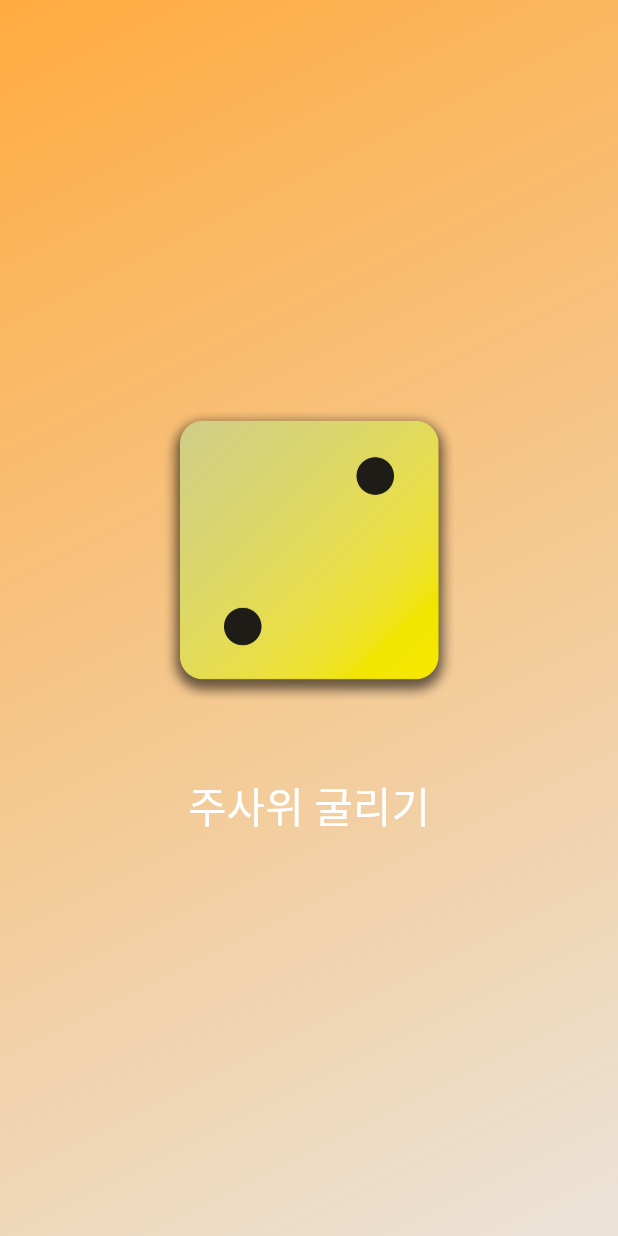
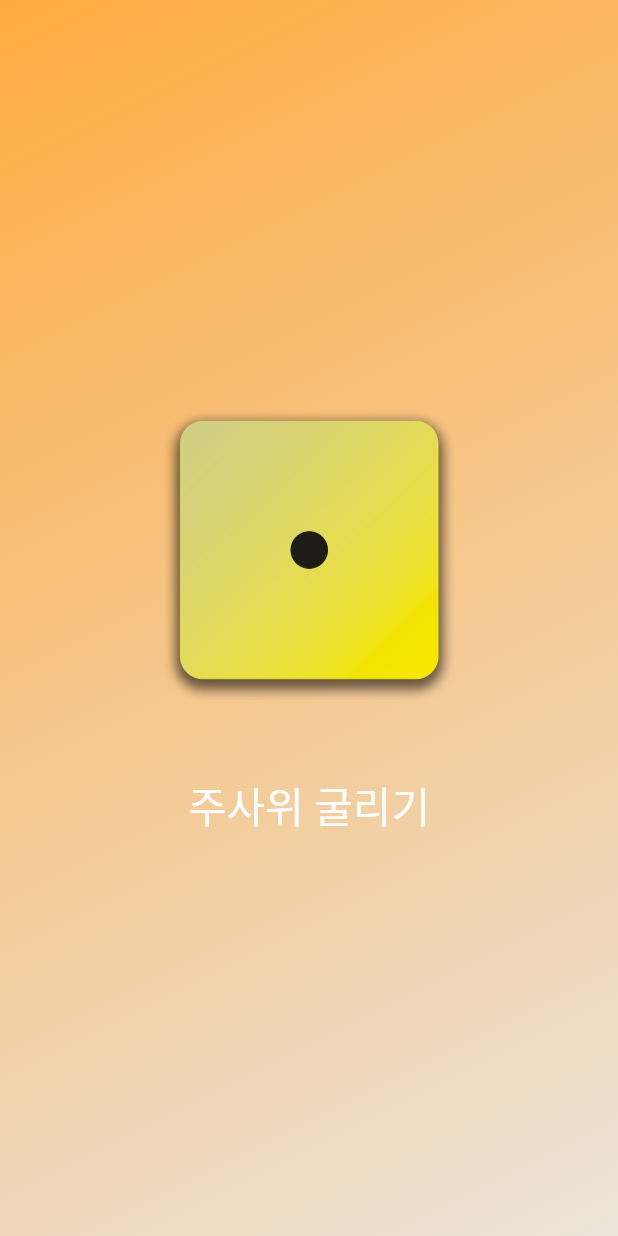
Before and after one commit to beetrbgus/2023-Flutter------, a Flutter app: the screen it shows after launch, after a tap on "주사위 굴리기", on a phone screen of 412 x 824 dp. Run offline on Flutter 3.47's test engine with Material 2 defaults, Android fonts, the phone set to English and light mode, and no system bars.

Commit message:
변수를 만들어 변하는 값을 지정
- 변수를 가졌기 때문에 const를 제거해야 함

```diff
--- a/first_app/lib/gradient_container.dart
+++ b/first_app/lib/gradient_container.dart
@@ -4,19 +4,21 @@ const Alignment topLeft = Alignment.topLeft;
 const Alignment bottomRight = Alignment.bottomRight;
 
 class GradientContainer extends StatelessWidget {
-  const GradientContainer(
+  GradientContainer(
     this.color1,
     this.color2, {
     super.key,
   });
-  const GradientContainer.orange({super.key})
+  GradientContainer.orange({super.key})
       : color1 = const Color.fromRGBO(255, 171, 64, 1),
         color2 = const Color.fromARGB(255, 235, 227, 217);
   final Color color1;
   final Color color2;
 
+  var activeDiceImage = 'assets/images/dice-1.png';
   // 주사위 굴리면 나오는 행동을 정의
   void rollDice() {
+    activeDiceImage = 'assets/images/dice-4.png';
     print("눌림!");
   }
 
@@ -35,7 +37,7 @@ class GradientContainer extends StatelessWidget {
           mainAxisSize: MainAxisSize.min,
           children: [
             Image.asset(
-              'assets/images/dice-2.png',
+              activeDiceImage,
               width: 200,
             ),
             const SizedBox(
--- a/first_app/lib/main.dart
+++ b/first_app/lib/main.dart
@@ -2,9 +2,10 @@ import 'package:first_app/gradient_container.dart';
 import 'package:flutter/material.dart';
 
 void main() {
-  runApp(const MaterialApp(
+  runApp(MaterialApp(
     home: Scaffold(
-      body: GradientContainer.orange(),
+      body: GradientContainer(const Color.fromRGBO(255, 171, 64, 1),
+          const Color.fromARGB(255, 235, 227, 217)),
     ),
   ));
 }
```
